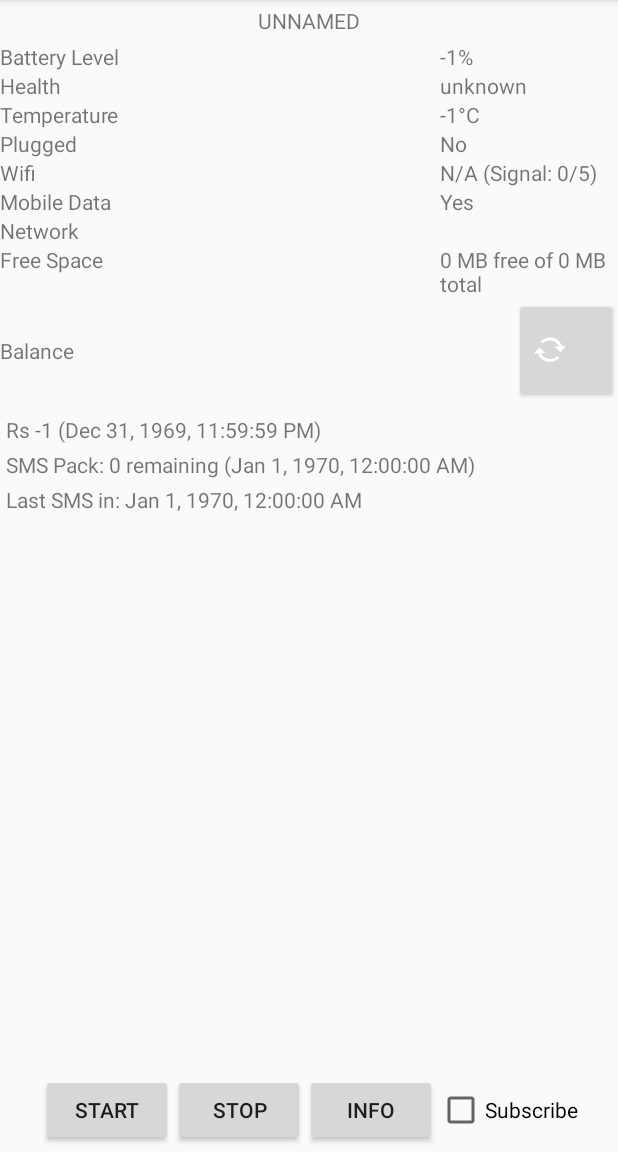
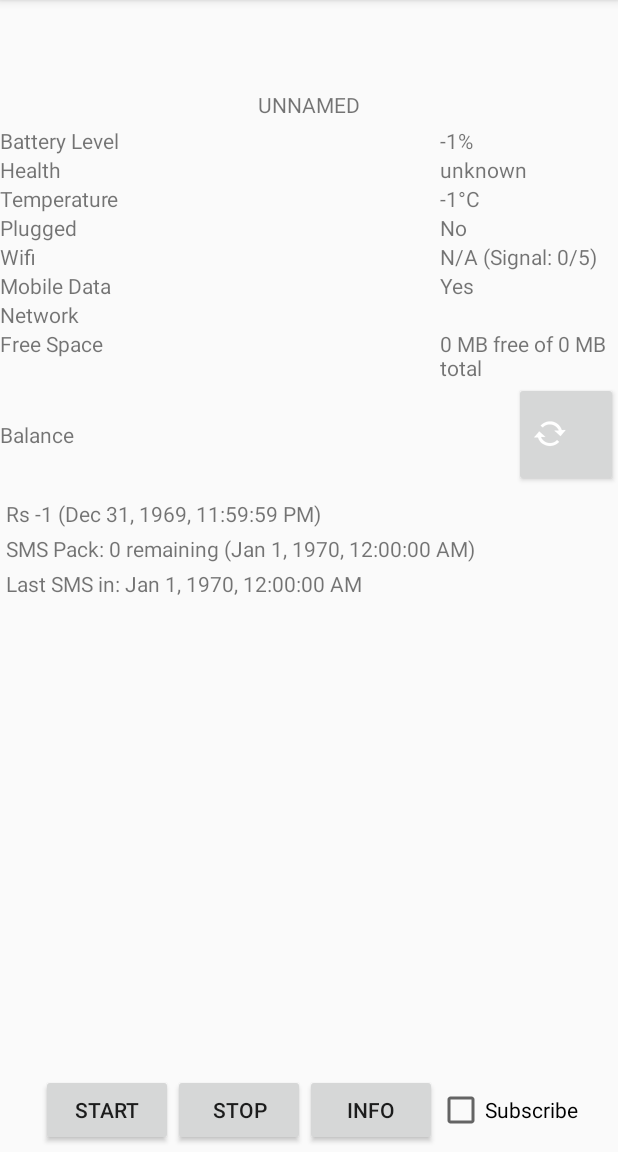
Before and after one commit to binokaryg/watchgate_android, an Android app: the screen it shows after launch (MainActivity), on a phone screen of 412 x 824 dp, the part 84-1236 px from its top. Run offline under Robolectric (Android 15) with nearby library versions, the phone set to English and light mode, and no system bars; libraries missing offline, so code that uses them is left out: io.realm; 1 statement that could not run was skipped.

Commit message:
layout fixes

```diff
--- a/app/build.gradle
+++ b/app/build.gradle
@@ -25,6 +25,10 @@ android {
     compileOptions {
         targetCompatibility 1.8
         sourceCompatibility 1.8
+    }
+
+    buildFeatures {
+        buildConfig = true
     }
 }
 
--- a/app/src/main/AndroidManifest.xml
+++ b/app/src/main/AndroidManifest.xml
@@ -2,6 +2,7 @@
 <manifest xmlns:android="http://schemas.android.com/apk/res/android"
     package="com.binokary.watchgate">
 
+    <uses-permission android:name="android.permission.ACCESS_COARSE_LOCATION" />
     <uses-permission android:name="android.permission.ACCESS_FINE_LOCATION" />
     <uses-permission android:name="android.permission.ACCESS_NETWORK_STATE" />
     <uses-permission android:name="android.permission.ACCESS_WIFI_STATE" />
@@ -11,10 +12,12 @@
     <uses-permission android:name="android.permission.READ_SMS" />
     <uses-permission android:name="android.permission.SEND_SMS" />
     <uses-permission android:name="android.permission.READ_PHONE_STATE" />
-    <uses-permission android:name="android.permission.WRITE_EXTERNAL_STORAGE" />
     <uses-permission android:name="android.permission.KILL_BACKGROUND_PROCESSES" />
     <uses-permission android:name="com.google.android.c2dm.permission.RECEIVE" />
     <uses-permission android:name="android.permission.WAKE_LOCK" />
+    <uses-permission android:name="android.permission.POST_NOTIFICATIONS" />
+
+    <uses-feature android:name="android.hardware.telephony" android:required="false"/>
 
     <application
         android:name=".Application"
--- a/app/src/main/java/com/binokary/watchgate/MainActivity.java
+++ b/app/src/main/java/com/binokary/watchgate/MainActivity.java
@@ -47,7 +47,6 @@ import java.util.Date;
 import java.util.List;
 import java.util.Locale;
 
-import io.realm.BuildConfig;
 
 
 public class MainActivity extends AppCompatActivity {
--- a/app/src/main/res/layout/activity_main.xml
+++ b/app/src/main/res/layout/activity_main.xml
@@ -6,7 +6,8 @@
     android:layout_height="match_parent"
     android:visibility="visible"
     tools:context="com.binokary.watchgate.MainActivity"
-    tools:layout_editor_absoluteY="81dp">
+    tools:layout_editor_absoluteY="81dp"
+    android:paddingTop="?attr/actionBarSize">
 
     <androidx.constraintlayout.widget.Guideline
         android:id="@+id/guideline"
--- a/app/src/main/res/layout/settings_activity.xml
+++ b/app/src/main/res/layout/settings_activity.xml
@@ -1,6 +1,7 @@
 <LinearLayout xmlns:android="http://schemas.android.com/apk/res/android"
     android:layout_width="match_parent"
-    android:layout_height="match_parent">
+    android:layout_height="match_parent"
+    android:paddingTop="?attr/actionBarSize">
 
     <FrameLayout
         android:id="@+id/settings"
```
